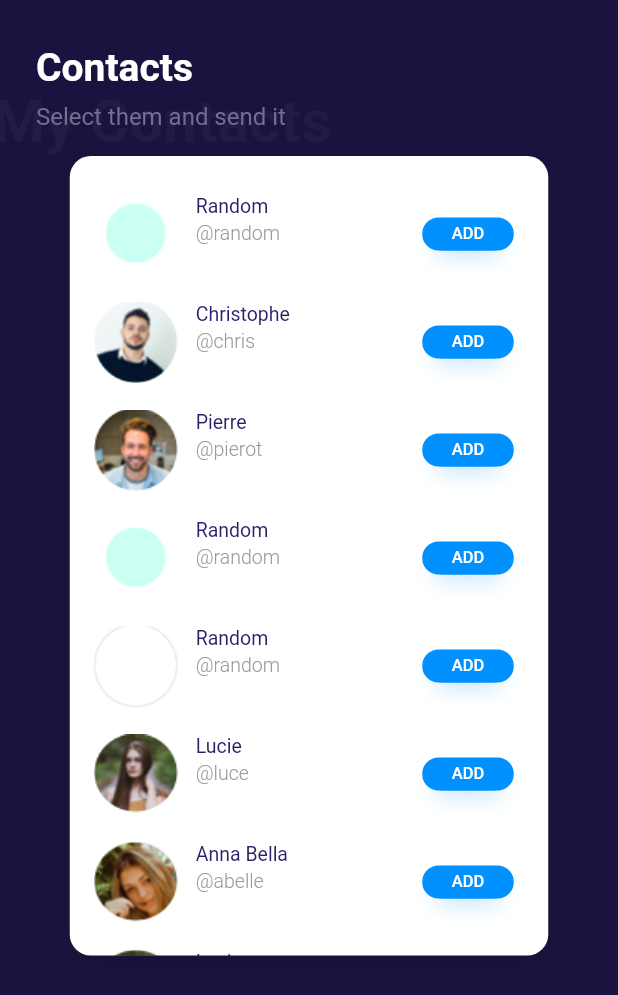
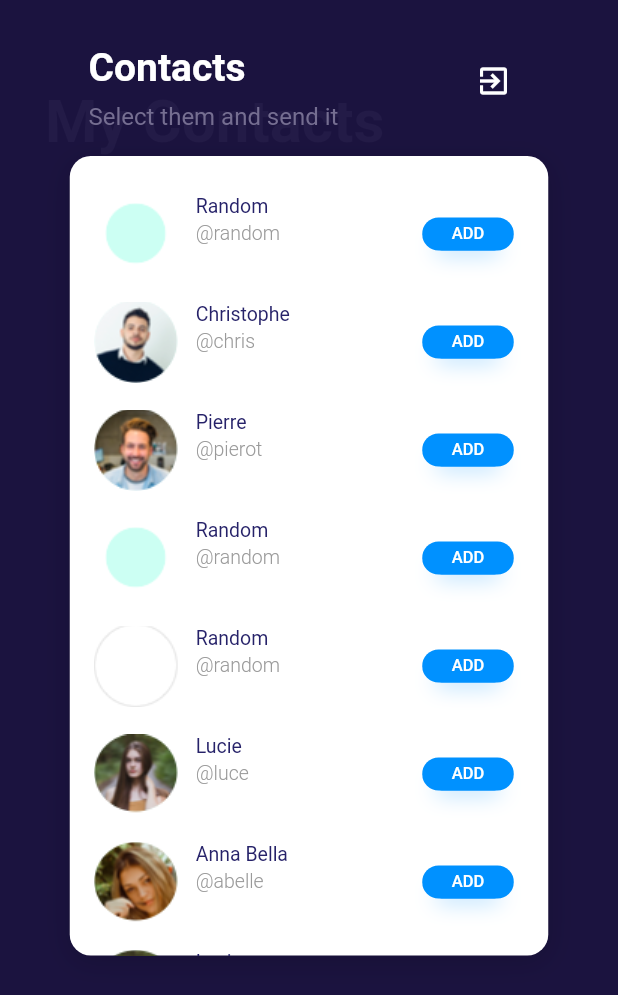
Before and after one commit to efichot/BeeApp, a Flutter app: the Contacts screen opened by its route, on a phone screen of 412 x 824 dp. Shown: the top 995 px of the screen. Run offline on Flutter 3.47's test engine with Material 2 defaults, Android fonts, the phone set to English and light mode, and no system bars; drawn by our look-alikes of overlay_support; our stand-ins replace firebase_auth, firebase_messaging, google_sign_in; missing offline and left inert: firebase, supernova_flutter_ui_toolkit; accounts and stored records are empty.

Commit message:
SignOut button up, and functionalities ✅

```diff
--- /dev/null
+++ b/lib/components/signout_button.dart
@@ -0,0 +1,23 @@
+import 'package:bee_app/services/authMobile.dart'
+    if (dart.library.html) 'package:bee_app/services/authWeb.dart';
+import 'package:flutter/material.dart';
+
+class SignOut extends StatelessWidget {
+  const SignOut({Key key}) : super(key: key);
+
+  @override
+  Widget build(BuildContext context) {
+    return Positioned(
+      right: 59,
+      top: 9,
+      child: IconButton(
+        icon: Icon(Icons.exit_to_app),
+        color: Colors.white,
+        tooltip: 'Sign Out',
+        onPressed: () {
+          AuthService().signOut();
+        },
+      ),
+    );
+  }
+}
--- a/lib/screens/contacts/contacts.dart
+++ b/lib/screens/contacts/contacts.dart
@@ -1,3 +1,4 @@
+import 'package:bee_app/components/signout_button.dart';
 import 'package:flutter/animation.dart';
 import 'package:flutter/material.dart';
 
@@ -29,7 +30,7 @@ class _ContactsState extends State<Contacts> with TickerProviderStateMixin {
   }
 
   void onBtnSendPressed(BuildContext context) =>
-      Navigator.pushNamed(context, '/MyDashboard');
+      Navigator.pushNamed(context, '/SendMoney');
 
   void startAnimationOne() {
     this.headerAnimationController.forward();
@@ -225,9 +226,9 @@ class _ContactsState extends State<Contacts> with TickerProviderStateMixin {
           alignment: Alignment.topCenter,
           children: [
             Positioned(
-              left: -35,
+              left: 0,
               top: 21,
-              right: -89,
+              right: 0,
               child: Container(
                 height: 120,
                 child: Stack(
@@ -292,6 +293,7 @@ class _ContactsState extends State<Contacts> with TickerProviderStateMixin {
                         ),
                       ),
                     ),
+                    SignOut()
                   ],
                 ),
               ),
--- a/lib/screens/my_dashboard/my_dashboard.dart
+++ b/lib/screens/my_dashboard/my_dashboard.dart
@@ -1,3 +1,4 @@
+import 'package:bee_app/components/signout_button.dart';
 import 'package:bee_app/screens/my_dashboard/item_menu.dart';
 import 'package:bee_app/screens/my_dashboard/item_menu_three.dart';
 import 'package:bee_app/screens/my_dashboard/item_menu_two.dart';
@@ -155,6 +156,7 @@ class _MyDashboardState extends State<MyDashboard>
                               ),
                             ),
                           ),
+                          SignOut()
                         ],
                       ),
                     ),
--- a/lib/screens/send_money/send_money.dart
+++ b/lib/screens/send_money/send_money.dart
@@ -1,3 +1,4 @@
+import 'package:bee_app/components/signout_button.dart';
 import 'package:flutter/material.dart';
 
 class SendMoney extends StatelessWidget {
@@ -92,6 +93,7 @@ class SendMoney extends StatelessWidget {
                               ),
                             ),
                           ),
+                          SignOut(),
                         ],
                       ),
                     ),
--- a/lib/screens/sign_in/sign_in.dart
+++ b/lib/screens/sign_in/sign_in.dart
@@ -63,6 +63,7 @@ class _SignInState extends State<SignIn> with TickerProviderStateMixin {
   @override
   Widget build(BuildContext context) {
     return Scaffold(
+      resizeToAvoidBottomPadding: false,
       body: Container(
         constraints: BoxConstraints.expand(),
         decoration: BoxDecoration(
--- a/lib/screens/sign_up/sign_up.dart
+++ b/lib/screens/sign_up/sign_up.dart
@@ -91,6 +91,7 @@ class _SignUpState extends State<SignUp> with TickerProviderStateMixin {
   @override
   Widget build(BuildContext context) {
     return Scaffold(
+      resizeToAvoidBottomPadding: false,
       body: Container(
         constraints: BoxConstraints.expand(),
         decoration: BoxDecoration(
--- a/lib/services/authWeb.dart
+++ b/lib/services/authWeb.dart
@@ -1,6 +1,5 @@
 import 'package:bee_app/models/user.dart';
 import 'package:firebase/firebase.dart';
-import 'package:google_sign_in/google_sign_in.dart';
 
 class AuthService {
   Stream<InfoUser> get onAuthStateChanged {
@@ -44,8 +43,6 @@ class AuthService {
   }
 
   Future<void> signOut() async {
-    final GoogleSignIn googleSignIn = GoogleSignIn();
-    await googleSignIn.signOut();
     return auth().signOut();
   }
 }
```
Also changed, not shown: lib/screens/sign_up/btn_sign_up_with_google_button.dart (+6 -6 lines), pubspec.lock.
